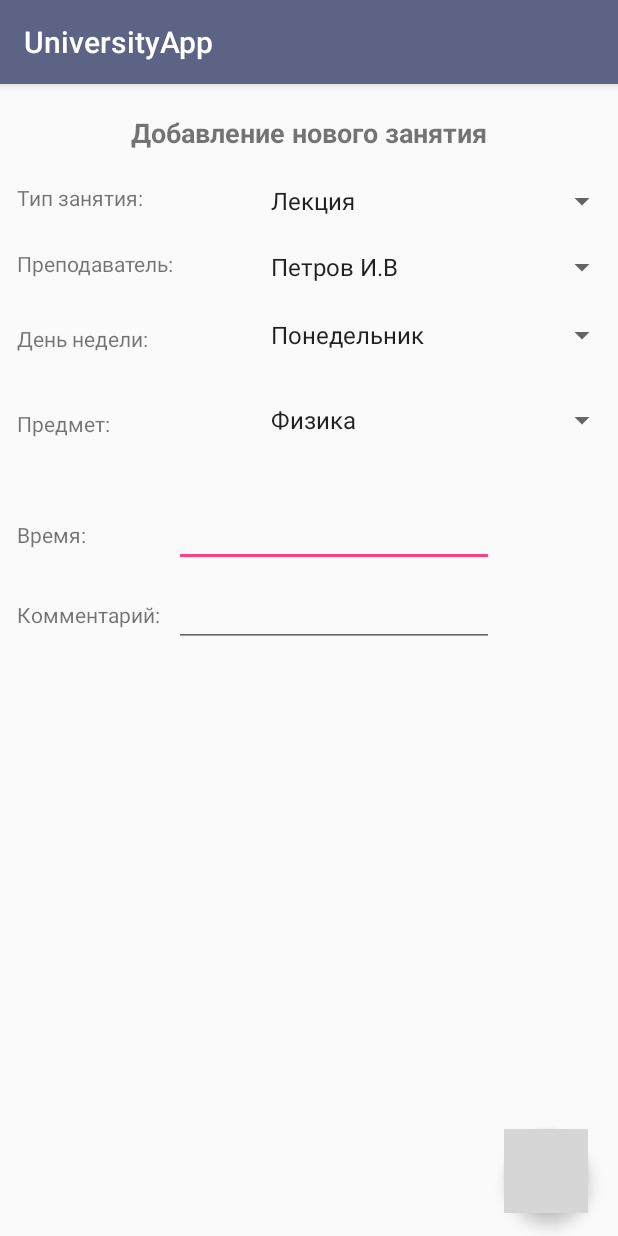
After one commit to AltarixExercises2016/Fursa.Iliya, an Android app: the fragment AddLessonFragment shown on its own in the app's theme, on a phone screen of 412 x 824 dp. The commit adds this screen. Run offline under Robolectric (Android 15) with nearby library versions, the phone set to English and light mode, and no system bars; grey boxes are pictures that could not be loaded.

Commit message:
added new fragment with form for creating a new lesson

```diff
--- a/universityapp/build.gradle
+++ b/universityapp/build.gradle
@@ -33,4 +33,5 @@ dependencies {
     compile 'com.android.support:support-v4:25.0.1'
     compile 'com.android.support:appcompat-v7:25.0.1'
     compile 'com.android.support:design:25.0.1'
+    compile 'com.android.support:cardview-v7:25.0.1'
 }
--- /dev/null
+++ b/universityapp/src/main/java/com/practice/altarix/fursa/universityapp/AddLessonFragment.java
@@ -0,0 +1,48 @@
+package com.practice.altarix.fursa.universityapp;
+
+import android.os.Bundle;
+import android.support.annotation.Nullable;
+import android.support.design.widget.FloatingActionButton;
+import android.support.v4.app.Fragment;
+import android.view.LayoutInflater;
+import android.view.Menu;
+import android.view.MenuInflater;
+import android.view.MenuItem;
+import android.view.View;
+import android.view.ViewGroup;
+import android.widget.EditText;
+import android.widget.Spinner;
+import android.widget.Toast;
+
+
+public class AddLessonFragment extends Fragment implements View.OnClickListener{
+    private FloatingActionButton floatingActionButton;
+    private Spinner typeSpinner, teacherSpinner, daySpinner, lessonSpinner;
+    private EditText etTime, etComment;
+
+    @Nullable
+    @Override
+    public View onCreateView(LayoutInflater inflater, @Nullable ViewGroup container, @Nullable Bundle savedInstanceState) {
+
+        View view = inflater.inflate(R.layout.add_fragment, container, false);
+
+        floatingActionButton = (FloatingActionButton)view.findViewById(R.id.floatingActionButton2);
+        typeSpinner = (Spinner)view.findViewById(R.id.spinner5);
+        teacherSpinner = (Spinner)view.findViewById(R.id.spinner6);
+        daySpinner = (Spinner)view.findViewById(R.id.spinner7);
+        lessonSpinner = (Spinner)view.findViewById(R.id.spinner8);
+        etTime = (EditText)view.findViewById(R.id.editText5);
+        etComment = (EditText)view.findViewById(R.id.editText);
+
+        floatingActionButton.setOnClickListener(this);
+        setHasOptionsMenu(true);
+
+        return view;
+    }
+
+
+    @Override
+    public void onClick(View view) {
+        Toast.makeText(getActivity(), "FAB2 pressed!", Toast.LENGTH_LONG).show();
+    }
+}
--- a/universityapp/src/main/java/com/practice/altarix/fursa/universityapp/MainActivity.java
+++ b/universityapp/src/main/java/com/practice/altarix/fursa/universityapp/MainActivity.java
@@ -1,13 +1,60 @@
 package com.practice.altarix.fursa.universityapp;
 
+import android.app.ActionBar;
+import android.os.Bundle;
+import android.support.design.widget.FloatingActionButton;
+import android.support.v4.app.FragmentTransaction;
+import android.support.v4.content.ContextCompat;
 import android.support.v7.app.AppCompatActivity;
-import android.os.Bundle;
+import android.view.Menu;
+import android.view.MenuInflater;
+import android.view.View;
+import android.widget.TextView;
+import android.widget.Toast;
 
-public class MainActivity extends AppCompatActivity {
+import java.util.zip.Inflater;
 
+public class MainActivity extends AppCompatActivity implements View.OnClickListener {
+    private FloatingActionButton floatingActionButton;
+    private AddLessonFragment addLessonFragment;
+    private FragmentTransaction fragmentTransaction;
+    private TextView tvWarning, tvWelcome;
     @Override
     protected void onCreate(Bundle savedInstanceState) {
         super.onCreate(savedInstanceState);
         setContentView(R.layout.activity_main);
+
+        floatingActionButton = (FloatingActionButton)findViewById(R.id.floatingActionButton);
+        floatingActionButton.setOnClickListener(this);
+        addLessonFragment = new AddLessonFragment();
+
+
+    }
+
+    @Override
+    protected void onResume() {
+        super.onResume();
+    }
+
+    @Override
+    public void onClick(View view) {
+        floatingActionButton.setVisibility(View.INVISIBLE);
+
+        fragmentTransaction = getSupportFragmentManager().beginTransaction();
+        fragmentTransaction.replace(R.id.main_container, addLessonFragment);
+        fragmentTransaction.addToBackStack(null);
+        fragmentTransaction.commit();
+
+        Toast.makeText(getBaseContext(), "FAB1 pressed!", Toast.LENGTH_LONG).show();
+
+
+    }
+
+
+
+    @Override
+    public void onBackPressed() {
+        super.onBackPressed();
+        floatingActionButton.setVisibility(View.VISIBLE);
     }
 }
--- a/universityapp/src/main/res/layout/activity_main.xml
+++ b/universityapp/src/main/res/layout/activity_main.xml
@@ -1,7 +1,7 @@
 <?xml version="1.0" encoding="utf-8"?>
 <RelativeLayout xmlns:android="http://schemas.android.com/apk/res/android"
     xmlns:app="http://schemas.android.com/apk/res-auto"
-    xmlns:tools="http://schemas.android.com/tools" android:id="@+id/activity_main"
+    xmlns:tools="http://schemas.android.com/tools"
     android:layout_width="match_parent" android:layout_height="match_parent"
     android:paddingBottom="@dimen/activity_vertical_margin"
     android:paddingLeft="@dimen/activity_horizontal_margin"
@@ -9,16 +9,31 @@
     android:paddingTop="@dimen/activity_vertical_margin"
     tools:context="com.practice.altarix.fursa.universityapp.MainActivity">
 
-
     <android.support.design.widget.FloatingActionButton
         android:layout_width="wrap_content"
         android:layout_height="wrap_content"
         android:clickable="true"
         app:fabSize="normal"
-        app:srcCompat="@android:drawable/ic_menu_edit"
+        app:srcCompat="@drawable/ic_create_white_24dp"
         android:layout_marginBottom="15dp"
         android:id="@+id/floatingActionButton"
         android:layout_alignParentBottom="true"
         android:layout_alignParentRight="true"
-        android:layout_alignParentEnd="true" />
+        android:layout_alignParentEnd="true"
+        android:layout_marginRight="20dp"
+        app:rippleColor="?attr/colorControlNormal" />
+
+    <RelativeLayout
+        android:id="@+id/main_container"
+        android:layout_width="match_parent"
+        android:layout_height="match_parent"
+        android:layout_alignParentTop="true"
+        android:layout_alignParentLeft="true"
+        android:layout_alignParentStart="true">
+
+
+
+
+    </RelativeLayout>
+
 </RelativeLayout>
--- /dev/null
+++ b/universityapp/src/main/res/layout/add_fragment.xml
@@ -0,0 +1,161 @@
+<?xml version="1.0" encoding="utf-8"?>
+<RelativeLayout xmlns:android="http://schemas.android.com/apk/res/android"
+    android:layout_width="match_parent"
+    android:layout_height="match_parent"
+    xmlns:app="http://schemas.android.com/apk/res-auto">
+
+    <Spinner
+        android:layout_width="match_parent"
+        android:layout_height="wrap_content"
+        android:layout_alignTop="@+id/textView10"
+        android:layout_toRightOf="@+id/textView10"
+        android:layout_toEndOf="@+id/textView10"
+        android:layout_marginLeft="77dp"
+        android:layout_marginStart="77dp"
+        android:id="@+id/spinner5"
+        android:spinnerMode="dialog"
+        android:entries="@array/lesson_type_array" />
+
+    <Spinner
+        android:layout_width="match_parent"
+        android:layout_height="wrap_content"
+        android:layout_alignTop="@+id/textView11"
+        android:layout_alignLeft="@+id/spinner5"
+        android:layout_alignStart="@+id/spinner5"
+        android:id="@+id/spinner6"
+        android:spinnerMode="dialog"
+        android:entries="@array/teacher_array" />
+
+    <TextView
+        android:text="@string/tv_day_of_week"
+        android:layout_width="wrap_content"
+        android:layout_height="wrap_content"
+        android:layout_below="@+id/spinner6"
+        android:layout_alignLeft="@+id/textView11"
+        android:layout_alignStart="@+id/textView11"
+        android:layout_marginTop="26dp"
+        android:id="@+id/textView14" />
+
+    <Spinner
+        android:layout_width="match_parent"
+        android:layout_height="wrap_content"
+        android:layout_alignBottom="@+id/textView14"
+        android:layout_alignLeft="@+id/spinner6"
+        android:layout_alignStart="@+id/spinner6"
+        android:id="@+id/spinner7"
+        android:spinnerMode="dialog"
+        android:entries="@array/days_array" />
+
+    <TextView
+        android:layout_marginTop="20dp"
+        android:text="@string/tv_add_title"
+        android:layout_width="wrap_content"
+        android:layout_height="wrap_content"
+        android:id="@+id/textView3"
+        android:textStyle="normal|bold"
+        android:textSize="18sp"
+        android:layout_alignParentTop="true"
+        android:layout_centerHorizontal="true" />
+
+    <TextView
+        android:text="@string/tv_teacher"
+        android:layout_width="wrap_content"
+        android:layout_height="wrap_content"
+        android:layout_marginTop="20dp"
+        android:id="@+id/textView11"
+        android:layout_below="@+id/spinner5"
+        android:layout_alignLeft="@+id/textView10"
+        android:layout_alignStart="@+id/textView10" />
+
+    <TextView
+        android:text="@string/tv_time"
+        android:layout_width="wrap_content"
+        android:layout_height="wrap_content"
+        android:layout_marginTop="111dp"
+        android:id="@+id/textView16"
+        android:layout_below="@+id/textView14"
+        android:layout_alignLeft="@+id/textView14"
+        android:layout_alignStart="@+id/textView14" />
+
+    <EditText
+        android:layout_width="wrap_content"
+        android:layout_height="wrap_content"
+        android:inputType="time"
+        android:ems="10"
+        android:id="@+id/editText5"
+        android:layout_alignBaseline="@+id/textView16"
+        android:layout_alignBottom="@+id/textView16"
+        android:layout_toRightOf="@+id/textView11" />
+
+
+    <TextView
+        android:text="@string/tv_lesson_name"
+        android:layout_width="wrap_content"
+        android:layout_height="wrap_content"
+        android:layout_below="@+id/textView14"
+        android:layout_alignLeft="@+id/textView14"
+        android:layout_alignStart="@+id/textView14"
+        android:layout_marginTop="37dp"
+        android:id="@+id/textView17" />
+
+    <Spinner
+        android:layout_width="match_parent"
+        android:layout_height="wrap_content"
+        android:id="@+id/spinner8"
+        android:entries="@array/lessons_array"
+        android:spinnerMode="dialog"
+        android:layout_alignBottom="@+id/textView17"
+        android:layout_alignParentRight="true"
+        android:layout_alignParentEnd="true"
+        android:layout_alignLeft="@+id/spinner7"
+        android:layout_alignStart="@+id/spinner7" />
+
+    <TextView
+        android:text="@string/tv_comment"
+        android:layout_width="wrap_content"
+        android:layout_height="wrap_content"
+        android:layout_below="@+id/editText5"
+        android:layout_alignLeft="@+id/textView16"
+        android:layout_alignStart="@+id/textView16"
+        android:layout_marginTop="22dp"
+        android:id="@+id/textView" />
+
+    <EditText
+        android:layout_width="wrap_content"
+        android:layout_height="wrap_content"
+        android:inputType="textPersonName"
+        android:ems="10"
+        android:id="@+id/editText"
+        android:layout_alignBaseline="@+id/textView"
+        android:layout_alignBottom="@+id/textView"
+        android:layout_alignLeft="@+id/editText5"
+        android:layout_alignStart="@+id/editText5" />
+
+    <TextView
+        android:text="@string/tv_lesson_type"
+        android:layout_width="wrap_content"
+        android:layout_height="wrap_content"
+        android:layout_marginTop="21dp"
+        android:id="@+id/textView10"
+        android:textSize="14sp"
+        android:layout_marginLeft="11dp"
+        android:layout_marginStart="11dp"
+        android:layout_below="@+id/textView3"
+        android:layout_alignParentLeft="true"
+        android:layout_alignParentStart="true" />
+
+    <android.support.design.widget.FloatingActionButton
+        android:layout_width="wrap_content"
+        android:layout_height="wrap_content"
+        android:clickable="true"
+        app:fabSize="normal"
+        app:srcCompat="@drawable/ic_done_white_24dp"
+        android:layout_marginBottom="15dp"
+        android:layout_marginRight="20dp"
+        android:id="@+id/floatingActionButton2"
+        android:layout_alignParentBottom="true"
+        android:layout_alignParentRight="true"
+        android:layout_alignParentEnd="true"
+        app:rippleColor="?attr/colorControlNormal"  />
+
+</RelativeLayout>
--- a/universityapp/src/main/res/values/colors.xml
+++ b/universityapp/src/main/res/values/colors.xml
@@ -1,6 +1,6 @@
 <?xml version="1.0" encoding="utf-8"?>
 <resources>
-    <color name="colorPrimary">#3F51B5</color>
-    <color name="colorPrimaryDark">#303F9F</color>
+    <color name="colorPrimary">#5c6384</color>
+    <color name="colorPrimaryDark">#303f9f</color>
     <color name="colorAccent">#FF4081</color>
 </resources>
--- a/universityapp/src/main/res/values/strings.xml
+++ b/universityapp/src/main/res/values/strings.xml
@@ -1,3 +1,58 @@
 <resources>
     <string name="app_name">UniversityApp</string>
+
+    <string name="tv_lesson_type">Тип занятия:</string>
+    <string name="tv_teacher">Преподаватель:</string>
+    <string name="tv_day_of_week">День недели: </string>
+    <string name="tv_time">Время:</string>
+    <string name="tv_add_title">Добавление нового занятия</string>
+    <string name="tv_lesson_name">Предмет:</string>
+    <string name="tv_warning">Добавьте занятия, чтобы начать пользоваться приложением</string>
+    <string name="tv_welcome">Добро пожаловать!!!</string>
+    <string name="tv_comment">Комментарий:</string>
+
+    <string-array name="lesson_type_array">
+        <item>Лекция</item>
+        <item>Практика</item>
+        <item>Зачет</item>
+        <item>Семинар</item>
+        <item>Олимпиада</item>
+        <item>Мероприятие</item>
+    </string-array>
+
+    <string-array name="teacher_array">
+        <item>Петров И.В</item>
+        <item>Иванов И.С</item>
+        <item>Кораблев С.В</item>
+        <item>Журова С.Н</item>
+        <item>Ковальчук. М.И</item>
+        <item>Пугин В.Л</item>
+    </string-array>
+
+    <string-array name="days_array">
+        <item>Понедельник</item>
+        <item>Вторник</item>
+        <item>Cреда</item>
+        <item>Четверг</item>
+        <item>Пятница</item>
+        <item>Суббота</item>
+        <item>Воскресение</item>
+    </string-array>
+
+    <string-array name="lessons_array">
+        <item>Физика</item>
+        <item>Дискретная математика</item>
+        <item>Теория информации</item>
+        <item>Теория вероятностей</item>
+        <item>Информационная безопасность</item>
+        <item>Теория алгоритмов</item>
+        <item>ОБЖ</item>
+        <item>Иностранный язык</item>
+        <item>Физическая культура</item>
+        <item>Компьютерные сети</item>
+        <item>Искусственный интеллект</item>
+        <item>Охрана труда</item>
+        <item>Веб-программирование</item>
+        <item>Базы данных</item>
+    </string-array>
 </resources>
```
Also changed, not shown: 1 other file.
